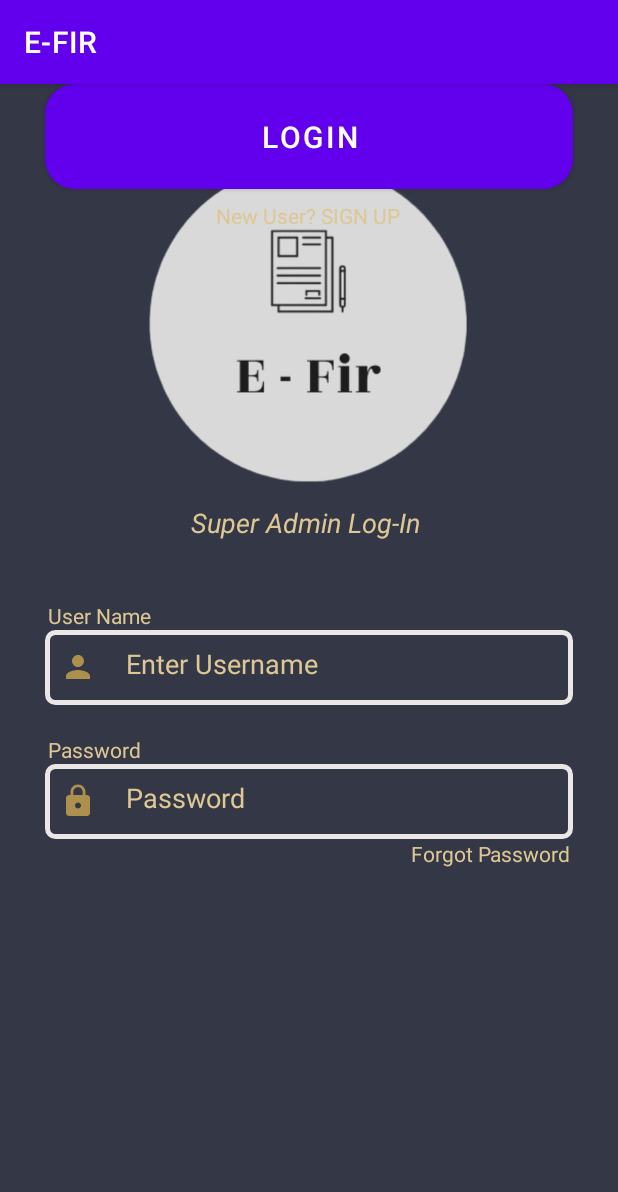
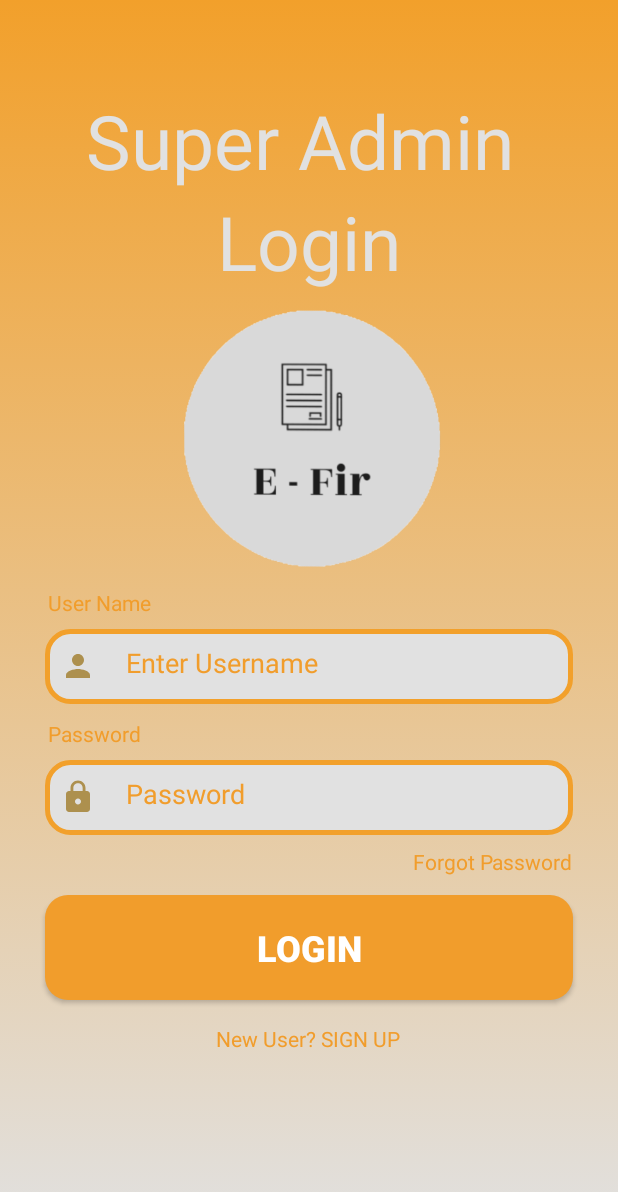
Before and after one commit to viren06/E-FIR, an Android app: the screen it shows after launch (Superadmin_login), on a phone screen of 412 x 824 dp. Shown: the top 1192 px of the screen. Run offline under Robolectric (Android 15) with nearby library versions, the phone set to English and light mode, and no system bars; our stand-ins replace Firebase (no records; nobody signed in at launch, a user with empty details on screens opened directly); Roboto replaces fonts that are not available here.

Commit message:
Replica of the barber shop UI for our app.

```diff
--- /dev/null
+++ b/app/src/main/res/drawable/background_intro.xml
@@ -0,0 +1,9 @@
+<?xml version="1.0" encoding="utf-8"?>
+<selector xmlns:android="http://schemas.android.com/apk/res/android">
+<item>
+    <shape android:shape="rectangle">
+        <gradient android:angle="90" android:startColor="#e1e1e1" android:endColor="#f2a02b"/>
+
+    </shape>
+</item>
+</selector>
--- /dev/null
+++ b/app/src/main/res/drawable/btn_orange.xml
@@ -0,0 +1,9 @@
+<?xml version="1.0" encoding="utf-8"?>
+<selector xmlns:android="http://schemas.android.com/apk/res/android">
+<item>
+    <shape android:shape="rectangle">
+        <solid android:color="#f19d2c"/>
+        <corners android:radius="15dp"/>
+    </shape>
+</item>
+</selector>
--- a/app/src/main/res/drawable/custom_button.xml
+++ b/app/src/main/res/drawable/custom_button.xml
@@ -1,6 +1,9 @@
 <?xml version="1.0" encoding="utf-8"?>
-<shape xmlns:android="http://schemas.android.com/apk/res/android"
-    android:shape="rectangle">
-    <solid android:color="#AD904E" />
-    <corners android:radius="20dp"/>
-</shape>
+<selector xmlns:android="http://schemas.android.com/apk/res/android">
+    <item>
+            <shape android:shape="rectangle">
+                <corners android:radius="15dp"/>
+                <solid android:color="@color/white"/>
+            </shape>
+    </item>
+</selector>
--- a/app/src/main/res/drawable/edittext_background.xml
+++ b/app/src/main/res/drawable/edittext_background.xml
@@ -2,10 +2,10 @@
 <selector xmlns:android="http://schemas.android.com/apk/res/android">
     <item>
         <shape android:shape="rectangle">
-            <solid android:color="#343746"/>
-            <stroke android:color="#EBE7E7"
+            <solid android:color="#e1e1e1"/>
+            <stroke android:color="#F2A02B"
                 android:width="3dp"/>
-            <corners android:radius="5dp"/>
+            <corners android:radius="15dp"/>
         </shape>
     </item>
 </selector>
--- a/app/src/main/res/layout/activity_manage_station.xml
+++ b/app/src/main/res/layout/activity_manage_station.xml
@@ -5,6 +5,7 @@
     android:layout_width="match_parent"
     android:layout_height="match_parent"
     tools:context=".Manage_station"
+    android:background="@drawable/edittext_background"
     >
 
     <TextView
@@ -17,6 +18,7 @@
         android:text="Stations"
         android:textSize="20dp"
         android:textStyle="bold"
+        android:textColor="@color/colorAccent"
         app:layout_constraintBottom_toTopOf="@+id/managestation_rv"
         app:layout_constraintStart_toStartOf="parent"
         app:layout_constraintTop_toTopOf="parent" />
@@ -33,6 +35,7 @@
         app:layout_constraintStart_toStartOf="parent"
         app:layout_constraintTop_toBottomOf="@+id/textView10"
         tools:listitem="@layout/manage_station_view"
+        android:background="@color/colorPrimaryDark"
         tools:itemCount="8"/>
 
 </androidx.constraintlayout.widget.ConstraintLayout>
--- a/app/src/main/res/layout/activity_superadmin_login.xml
+++ b/app/src/main/res/layout/activity_superadmin_login.xml
@@ -5,53 +5,99 @@ xmlns:tools="http://schemas.android.com/tools"
     android:layout_width="match_parent"
     android:layout_height="match_parent"
 
-android:background="@color/colorPrimaryDark"
-    tools:context=".Superadmin_login"
->
+    android:background="@drawable/background_intro"
+    tools:context=".Superadmin_login">
 
-
-<ImageView
-    android:id="@+id/imageView2"
-    android:layout_width="404dp"
-    android:layout_height="341dp"
-    android:layout_marginTop="24dp"
-    app:layout_constraintEnd_toEndOf="parent"
-    app:layout_constraintHorizontal_bias="0.428"
-    app:layout_constraintStart_toStartOf="parent"
-    app:layout_constraintTop_toTopOf="parent"
-    app:srcCompat="@drawable/efirlogo" />
 
     <TextView
         android:id="@+id/textView"
         android:layout_width="wrap_content"
         android:layout_height="wrap_content"
-    android:layout_marginTop="280dp"
-    android:text="Super Admin Log-In "
-    android:textColor="@color/colorAccent"
-    android:textStyle="italic"
-    android:textSize="18sp"
+        android:layout_marginTop="60dp"
+        android:text="Super Admin "
+        android:textColor="#e1e1e1"
+        android:textSize="50sp"
         app:layout_constraintEnd_toEndOf="parent"
         app:layout_constraintStart_toStartOf="parent"
         app:layout_constraintTop_toTopOf="parent" />
+
+
+    <Button
+        android:id="@+id/button"
+        android:layout_width="match_parent"
+        android:layout_height="70dp"
+        android:layout_marginStart="30dp"
+        android:layout_marginTop="40dp"
+        android:layout_marginEnd="30dp"
+        android:background="@drawable/btn_orange"
+        android:text="Login"
+        android:textColor="#FFFFFF"
+        android:textSize="24sp"
+        android:textStyle="bold"
+        app:layout_constraintEnd_toEndOf="parent"
+        app:layout_constraintHorizontal_bias="1.0"
+        app:layout_constraintStart_toStartOf="parent"
+        app:layout_constraintTop_toBottomOf="@+id/textView2" />
+
+    <EditText
+        android:id="@+id/textView2"
+        android:layout_width="match_parent"
+        android:layout_height="50sp"
+        android:layout_marginStart="30dp"
+        android:layout_marginTop="8dp"
+        android:layout_marginEnd="30dp"
+        android:background="@drawable/edittext_background"
+        android:drawableLeft="@drawable/ic_lock_black_24dp"
+        android:drawablePadding="20dp"
+        android:ems="10"
+        android:gravity="left"
+        android:hint="Password"
+        android:inputType="textPassword"
+        android:padding="10dp"
+        android:paddingLeft="10dp"
+        android:textColor="#FFFFFF"
+        android:textColorHint="#f19d2c"
+        app:layout_constraintEnd_toEndOf="parent"
+        app:layout_constraintHorizontal_bias="0.0"
+        app:layout_constraintStart_toStartOf="parent"
+        app:layout_constraintTop_toBottomOf="@+id/textView5"
+        tools:ignore="DuplicateClickableBoundsCheck" />
 
     <TextView
         android:id="@+id/textView4"
         android:layout_width="match_parent"
         android:layout_height="wrap_content"
         android:layout_marginStart="32dp"
-    android:layout_marginLeft="32dp"
-    android:layout_marginTop="40dp"
+        android:layout_marginTop="7dp"
         android:text="User Name"
-    android:textColor="@color/colorAccent"
+        android:textColor="#f19d2c"
+        app:layout_constraintEnd_toEndOf="parent"
         app:layout_constraintStart_toStartOf="parent"
-    app:layout_constraintTop_toBottomOf="@+id/textView" />
+        app:layout_constraintTop_toBottomOf="@+id/imageView2" />
+
+    <TextView
+        android:id="@+id/textView5"
+        android:layout_width="match_parent"
+        android:layout_height="wrap_content"
+        android:layout_marginStart="32dp"
+        android:layout_marginTop="8dp"
+        android:layout_marginBottom="2dp"
+        android:text="Password"
+        android:textColor="#f19d2c"
+        app:layout_constraintBottom_toTopOf="@+id/textView2"
+        app:layout_constraintEnd_toEndOf="parent"
+        app:layout_constraintHorizontal_bias="0.0"
+        app:layout_constraintStart_toStartOf="parent"
+        app:layout_constraintTop_toBottomOf="@+id/textView1" />
 
     <EditText
         android:id="@+id/textView1"
         android:layout_width="match_parent"
         android:layout_height="50sp"
         android:layout_marginLeft="30dp"
+        android:layout_marginTop="8dp"
         android:layout_marginRight="30dp"
+        android:layout_marginBottom="2dp"
         android:background="@drawable/edittext_background"
         android:drawableLeft="@drawable/ic_person_black_24dp"
         android:drawablePadding="20dp"
@@ -62,79 +108,11 @@ android:background="@color/colorPrimaryDark"
         android:padding="10dp"
         android:paddingLeft="10dp"
         android:textColor="#FFFFFF"
-    android:textColorHint="@color/colorAccent"
+        android:textColorHint="#f19d2c"
+        app:layout_constraintBottom_toTopOf="@+id/textView5"
         app:layout_constraintEnd_toEndOf="parent"
         app:layout_constraintStart_toStartOf="parent"
         app:layout_constraintTop_toBottomOf="@+id/textView4" />
-
-<TextView
-    android:id="@+id/textView5"
-    android:layout_width="match_parent"
-    android:layout_height="wrap_content"
-    android:layout_marginStart="32dp"
-    android:layout_marginLeft="32dp"
-    android:layout_marginTop="20dp"
-    android:text="Password"
-    android:textColor="@color/colorAccent"
-    app:layout_constraintStart_toStartOf="parent"
-    app:layout_constraintTop_toBottomOf="@+id/textView1" />
-
-<EditText
-    android:id="@+id/textView2"
-    android:layout_width="match_parent"
-    android:layout_height="50sp"
-    android:layout_marginStart="30dp"
-    android:layout_marginLeft="30dp"
-    android:layout_marginEnd="30dp"
-    android:layout_marginRight="30dp"
-    android:background="@drawable/edittext_background"
-    android:drawableLeft="@drawable/ic_lock_black_24dp"
-    android:drawablePadding="20dp"
-    android:ems="10"
-    android:gravity="left"
-    android:hint="Password"
-    android:inputType="textPassword"
-    android:padding="10dp"
-    android:paddingLeft="10dp"
-    android:textColor="#FFFFFF"
-    android:textColorHint="@color/colorAccent"
-    app:layout_constraintEnd_toEndOf="parent"
-    app:layout_constraintStart_toStartOf="parent"
-    app:layout_constraintTop_toBottomOf="@+id/textView5" />
-
-<Button
-    android:id="@+id/button"
-    android:layout_width="match_parent"
-    android:layout_height="70dp"
-    android:layout_marginStart="30dp"
-    android:layout_marginLeft="30dp"
-    android:layout_marginTop="36dp"
-    android:layout_marginEnd="30dp"
-    android:layout_marginRight="30dp"
-    android:background="@drawable/custom_button"
-    android:text="Login"
-    android:textColor="#FFFFFF"
-    android:textSize="20dp"
-    app:layout_constraintEnd_toEndOf="parent"
-    app:layout_constraintHorizontal_bias="0.0"
-    app:layout_constraintStart_toStartOf="parent"
-    app:layout_constraintTop_toBottomOf="@+id/lblfp" />
-
-<TextView
-    android:id="@+id/lblreg"
-    android:layout_width="wrap_content"
-    android:layout_height="wrap_content"
-    android:layout_marginStart="144dp"
-    android:layout_marginLeft="144dp"
-    android:layout_marginTop="8dp"
-    android:layout_marginEnd="116dp"
-    android:layout_marginRight="116dp"
-    android:text="New User? SIGN UP"
-    android:textColor="@color/colorAccent"
-    app:layout_constraintEnd_toEndOf="parent"
-    app:layout_constraintHorizontal_bias="0.0"
-    app:layout_constraintStart_toStartOf="parent"
-    app:layout_constraintTop_toBottomOf="@+id/button" />
 
     <TextView
         android:id="@+id/lblforgetPass"
@@ -142,22 +120,50 @@ android:background="@color/colorPrimaryDark"
         android:layout_height="wrap_content"
         android:layout_gravity="right"
         android:layout_marginStart="272dp"
-    android:layout_marginLeft="272dp"
+        android:layout_marginTop="8dp"
         android:layout_marginEnd="30dp"
-    android:layout_marginRight="30dp"
         android:text="Forgot Password"
-    android:textColor="@color/colorAccent"
+        android:textColor="#f19d2c"
         app:layout_constraintEnd_toEndOf="parent"
+        app:layout_constraintHorizontal_bias="1.0"
         app:layout_constraintStart_toStartOf="parent"
         app:layout_constraintTop_toBottomOf="@+id/textView2" />
 
-<ProgressBar
-    android:id="@+id/progressBar2"
-    style="?android:attr/progressBarStyle"
+    <ImageView
+        android:id="@+id/imageView2"
+        android:layout_width="480dp"
+        android:layout_height="180dp"
+        android:layout_marginTop="10dp"
+        app:layout_constraintEnd_toEndOf="parent"
+        app:layout_constraintHorizontal_bias="0.507"
+        app:layout_constraintStart_toStartOf="parent"
+        app:layout_constraintTop_toBottomOf="@+id/textView9"
+        app:srcCompat="@drawable/efir" />
+
+    <TextView
+        android:id="@+id/lblreg"
         android:layout_width="wrap_content"
         android:layout_height="wrap_content"
-    android:visibility="gone"
-    app:layout_constraintBottom_toTopOf="@+id/textView2"
+        android:layout_marginStart="144dp"
+        android:layout_marginTop="16dp"
+        android:layout_marginEnd="116dp"
+        android:text="New User? SIGN UP"
+        android:textColor="#f19d2c"
         app:layout_constraintEnd_toEndOf="parent"
-    app:layout_constraintStart_toStartOf="parent" />
+        app:layout_constraintHorizontal_bias="0.0"
+        app:layout_constraintStart_toStartOf="parent"
+        app:layout_constraintTop_toBottomOf="@+id/button" />
+
+
+
+    <TextView
+        android:id="@+id/textView9"
+        android:layout_width="wrap_content"
+        android:layout_height="wrap_content"
+        android:text="Login"
+        android:textColor="#e1e1e1"
+        android:textSize="50sp"
+        app:layout_constraintEnd_toEndOf="parent"
+        app:layout_constraintStart_toStartOf="parent"
+        app:layout_constraintTop_toBottomOf="@+id/textView" />
 </androidx.constraintlayout.widget.ConstraintLayout>
--- a/app/src/main/res/values/themes.xml
+++ b/app/src/main/res/values/themes.xml
@@ -1,6 +1,6 @@
 <resources xmlns:tools="http://schemas.android.com/tools">
     <!-- Base application theme. -->
-    <style name="Theme.EFIR" parent="Theme.MaterialComponents.DayNight.DarkActionBar">
+    <style name="Theme.EFIR" parent="Theme.AppCompat.DayNight.NoActionBar">
         <!-- Primary brand color. -->
         <item name="colorPrimary">@color/purple_500</item>
         <item name="colorPrimaryVariant">@color/purple_700</item>
--- a/build.gradle
+++ b/build.gradle
@@ -1,4 +1,4 @@
-buildscript {
+    buildscript {
     dependencies {
         classpath 'com.google.gms:google-services:4.3.14'
     }
```
Also changed, not shown: app/src/main/res/drawable/efir.png (added). Lines whose indentation alone changed are shown as unchanged.
